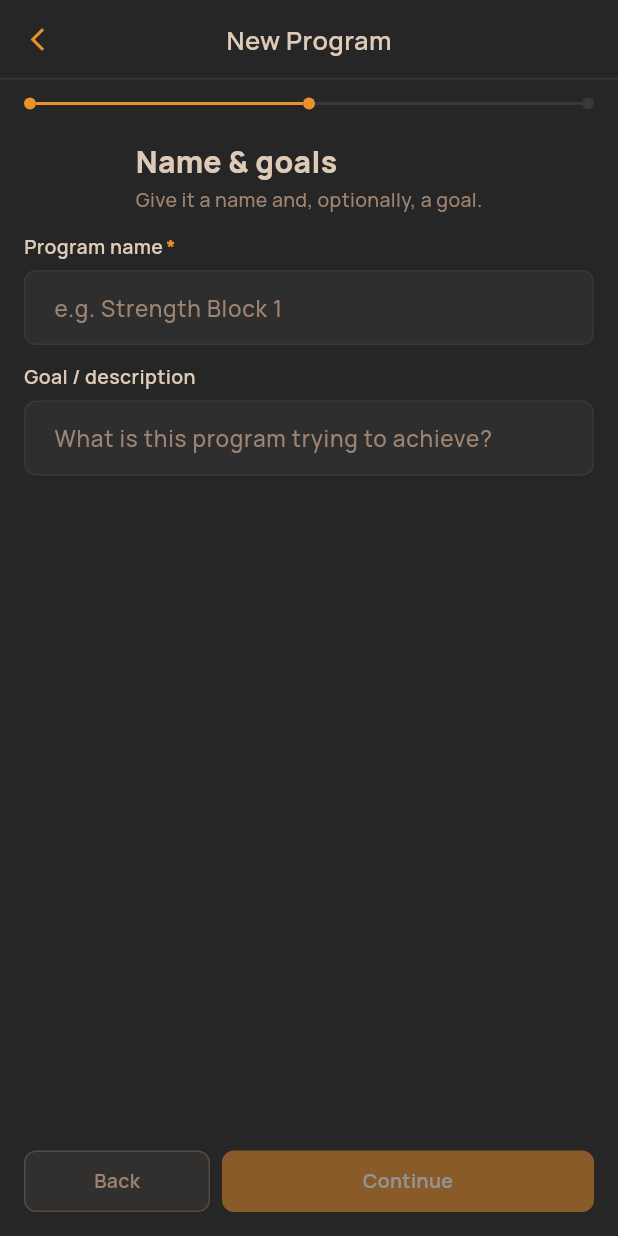
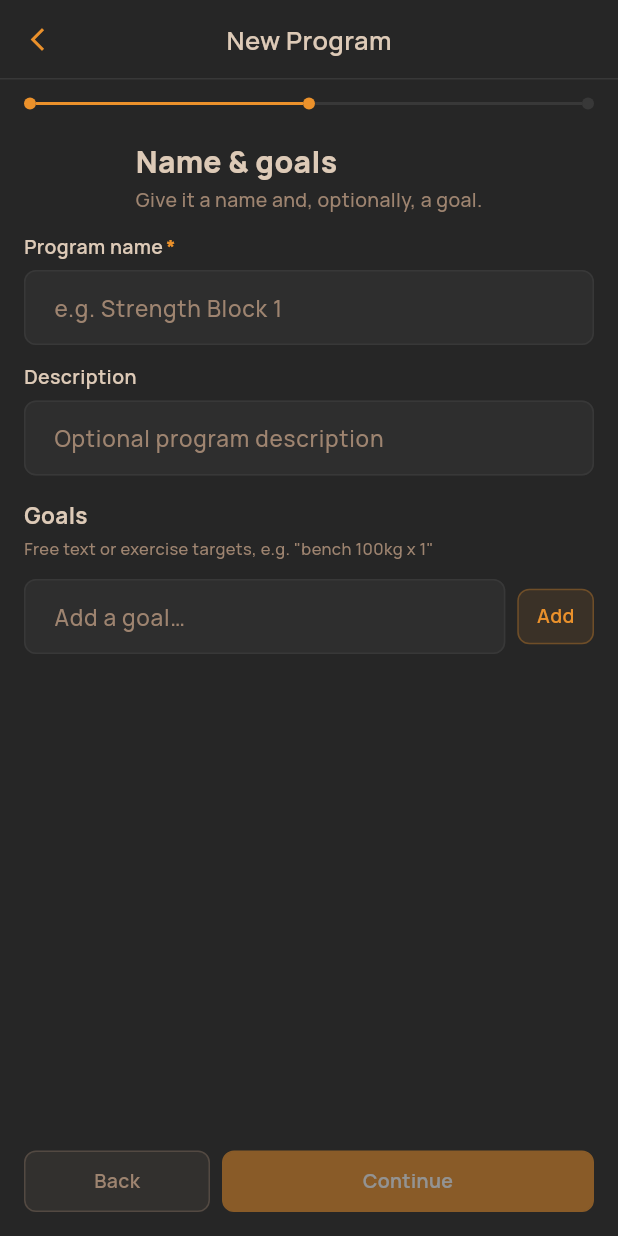
Before and after one commit to AristonTheAnalyst/LambdaBeta, a Flutter app: the ProgramWizardScreen screen opened directly, after a tap on "Sessions-based", after a tap on "Continue", on a phone screen of 412 x 824 dp. Run offline on Flutter 3.47's test engine with Material 3 defaults, Android fonts, the phone set to English and light mode, and no system bars; our stand-ins replace app_links, fl_chart, font_awesome_flutter, go_router, google_fonts, google_sign_in and 4 more; missing offline and left inert: powersync; accounts and stored records are empty; statements that could not run were skipped.

Commit message:
Program wizard goals, standalone workout session seeding
Add a goals list to the program wizard (free-text persisted to
dim_program_goal), and let the session start page pick standalone workouts
alongside program workouts, seeding their planned sets.

Co-Authored-By: Claude Sonnet 5 <noreply@anthropic.com>

```diff
--- a/lambda/lib/features/programs/view/program_wizard_screen.dart
+++ b/lambda/lib/features/programs/view/program_wizard_screen.dart
@@ -33,6 +33,8 @@ class _ProgramWizardScreenState extends State<ProgramWizardScreen> {
   ProgramDetailViewModel? _detailVm;
   final _nameCtrl = TextEditingController();
   final _descriptionCtrl = TextEditingController();
+  final _goalCtrl = TextEditingController();
+  final List<String> _goals = [];
 
   bool get _isCalendar => _progression == 'calendar';
 
@@ -40,6 +42,7 @@ class _ProgramWizardScreenState extends State<ProgramWizardScreen> {
   void dispose() {
     _nameCtrl.dispose();
     _descriptionCtrl.dispose();
+    _goalCtrl.dispose();
     _detailVm?.dispose();
     super.dispose();
   }
@@ -90,6 +93,11 @@ class _ProgramWizardScreenState extends State<ProgramWizardScreen> {
       _vm.setNameDraft(_nameCtrl.text);
       _vm.setDescriptionDraft(_descriptionCtrl.text);
       await _vm.saveProgramDetails();
+      // Persist goals (free-text; structured exercise targets use the
+      // "exercise 100kg x 1" form and are stored as text for now).
+      for (final g in _goals) {
+        await _vm.addProgramGoalText(g);
+      }
       if (!mounted) return;
       setState(() => _step = 2);
       return;
@@ -317,9 +325,69 @@ class _ProgramWizardScreenState extends State<ProgramWizardScreen> {
         const SizedBox(height: AppSpacing.md),
         LambdaInput(
           controller: _descriptionCtrl,
-          label: 'Goal / description',
-          placeholder: 'What is this program trying to achieve?',
+          label: 'Description',
+          placeholder: 'Optional program description',
           onChanged: (_) => setState(() {}),
+        ),
+        const SizedBox(height: AppSpacing.lg),
+        Text('Goals',
+            style: AppFonts.ui(
+                fontSize: AppTextStyles.md,
+                fontWeight: FontWeight.w700,
+                color: AppColors.primary)),
+        const SizedBox(height: AppSpacing.xs),
+        Text('Free text or exercise targets, e.g. "bench 100kg x 1"',
+            style: AppFonts.ui(fontSize: AppTextStyles.xs, color: AppColors.muted)),
+        const SizedBox(height: AppSpacing.sm),
+        for (final g in _goals) ...[
+          Container(
+            padding: const EdgeInsets.symmetric(
+                horizontal: AppSpacing.md, vertical: AppSpacing.sm),
+            decoration: BoxDecoration(
+              color: AppColors.surfaceHigh,
+              borderRadius: BorderRadius.circular(AppRadius.md),
+              border: Border.all(color: AppColors.border),
+            ),
+            child: Row(
+              children: [
+                Expanded(
+                  child: Text(g,
+                      style: AppFonts.ui(
+                          fontSize: AppTextStyles.sm, color: AppColors.primary)),
+                ),
+                GestureDetector(
+                  onTap: () => setState(() => _goals.remove(g)),
+                  child: Icon(Icons.close, size: 16, color: AppColors.muted),
+                ),
+              ],
+            ),
+          ),
+          const SizedBox(height: AppSpacing.xs),
+        ],
+        const SizedBox(height: AppSpacing.xs),
+        Row(
+          children: [
+            Expanded(
+              child: LambdaInput(
+                controller: _goalCtrl,
+                placeholder: 'Add a goal…',
+                onChanged: (_) => setState(() {}),
+              ),
+            ),
+            const SizedBox(width: AppSpacing.sm),
+            GlassButton(
+              label: 'Add',
+              compact: true,
+              onPressed: () {
+                final text = _goalCtrl.text.trim();
+                if (text.isEmpty) return;
+                setState(() {
+                  _goals.add(text);
+                  _goalCtrl.clear();
+                });
+              },
+            ),
+          ],
         ),
       ],
     );
--- a/lambda/lib/features/programs/viewmodel/program_detail_viewmodel.dart
+++ b/lambda/lib/features/programs/viewmodel/program_detail_viewmodel.dart
@@ -1,11 +1,13 @@
 import 'package:flutter/foundation.dart';
 import 'package:supabase_flutter/supabase_flutter.dart';
+import 'package:uuid/uuid.dart';
 import '../../../data/models/custom_variation.dart';
 import '../../../data/models/exercise_detail.dart';
 import '../../../data/models/lesson.dart';
 import '../../../data/models/planned_set.dart';
 import '../../../data/models/planned_workout.dart';
 import '../../../data/models/program.dart';
+import '../../../data/models/program_goal.dart';
 import '../../../data/models/program_progress.dart';
 import '../../../data/models/program_run.dart';
 import '../../../data/models/workout_plan_set.dart';
@@ -247,6 +249,23 @@ class ProgramDetailViewModel {
     } catch (e) {
       state.value = state.value.copyWith(error: e.toString());
       return null;
+    }
+  }
+
+  /// Adds a free-text program goal.
+  Future<void> addProgramGoalText(String text) async {
+    final programId = state.value.program?.programId;
+    if (programId == null || text.trim().isEmpty) return;
+    final goal = ProgramGoal(
+      goalId: Uuid().v4(),
+      programId: programId,
+      userId: _userId,
+      text: text.trim(),
+    );
+    try {
+      await _repo.createProgramGoal(_userId, programId, goal);
+    } catch (e) {
+      state.value = state.value.copyWith(error: e.toString());
     }
   }
 
--- a/lambda/lib/features/session/viewmodel/session_viewmodel.dart
+++ b/lambda/lib/features/session/viewmodel/session_viewmodel.dart
@@ -11,6 +11,8 @@ import '../../../data/models/planned_set.dart';
 import '../../../data/models/planned_workout.dart';
 import '../../../data/models/program_progress.dart';
 import '../../../data/models/workout.dart';
+import '../../../data/models/workout_plan.dart';
+import '../../../data/models/workout_plan_set.dart';
 import '../../../data/models/exercise_usage.dart';
 import '../../../data/models/workout_set.dart';
 import '../../../core/powersync/database.dart' as ps;
@@ -20,6 +22,7 @@ import '../../../data/repositories/pr_repository.dart';
 import '../../../data/repositories/program_repository.dart';
 import '../../../data/repositories/program_run_repository.dart';
 import '../../../data/repositories/rest_period_repository.dart';
+import '../../../data/repositories/workout_plan_repository.dart';
 import '../../../data/repositories/workout_repository.dart';
 import '../../../shared/widgets/slide_pages.dart';
 import '../model/pr_engine.dart' hide bestEverForExercise;
@@ -37,18 +40,21 @@ class SessionViewModel extends ChangeNotifier {
     LessonRepository? lessonRepo,
     RestPeriodRepository? restPeriodRepo,
     PrRepository? prRepo,
+    WorkoutPlanRepository? workoutPlanRepo,
   })  : _workoutRepo = workoutRepo ?? WorkoutRepository(),
         _exerciseRepo = exerciseRepo ?? ExerciseRepository(),
         _programRepo = programRepo ?? ProgramRepository(),
         _programRunRepo = programRunRepo ?? ProgramRunRepository(),
         _lessonRepo = lessonRepo ?? LessonRepository(),
         _restPeriodRepo = restPeriodRepo ?? RestPeriodRepository(),
+        _workoutPlanRepo = workoutPlanRepo ?? WorkoutPlanRepository(),
         _prRepo = prRepo ?? PrRepository() {
     slidePagesController = SlidePagesController();
     _init();
   }
 
   final WorkoutRepository _workoutRepo;
+  final WorkoutPlanRepository _workoutPlanRepo;
   final ExerciseRepository _exerciseRepo;
   final ProgramRepository _programRepo;
   final ProgramRunRepository _programRunRepo;
@@ -256,6 +262,13 @@ class SessionViewModel extends ChangeNotifier {
   /// The planned workout the user selected (or the auto-next by default).
   PlannedWorkout? selectedPlannedWorkout;
 
+  /// Standalone workouts (no program) the user can log.
+  List<WorkoutPlan> standaloneWorkouts = [];
+
+  /// The standalone workout selected to log (mutually exclusive with
+  /// [selectedPlannedWorkout]).
+  WorkoutPlan? selectedStandaloneWorkout;
+
   Future<void> _loadPlannedWorkout() async {
     try {
       programProgress = await _programRunRepo.getProgress(_userId);
@@ -266,13 +279,21 @@ class SessionViewModel extends ChangeNotifier {
         selectedPlannedWorkout =
             programProgress?.nextPlannedWorkout ?? availableWorkouts.firstOrNull;
       }
+      standaloneWorkouts = await _workoutPlanRepo.fetchWorkouts(_userId);
       await _loadSelectedWorkoutSets();
     } catch (_) {}
     notifyListeners();
   }
 
-  /// Loads the planned sets for the currently selected workout.
+  /// Loads the planned sets for the currently selected workout (program or
+  /// standalone).
   Future<void> _loadSelectedWorkoutSets() async {
+    if (selectedStandaloneWorkout != null) {
+      final sets = await _workoutPlanRepo.fetchSets(selectedStandaloneWorkout!.workoutId);
+      plannedSetsByExercise = _plannedMapFromWorkoutSets(sets);
+      plannedExerciseOrder = _plannedOrderFromWorkoutSets(sets);
+      return;
+    }
     final pw = selectedPlannedWorkout;
     if (pw == null) {
       plannedSetsByExercise = {};
@@ -281,22 +302,71 @@ class SessionViewModel extends ChangeNotifier {
     }
     try {
       final plannedSets = await _programRepo.fetchPlannedSets(pw.plannedWorkoutId);
-      final sorted = [...plannedSets]
-        ..sort((a, b) => a.exerciseSequenceOrder.compareTo(b.exerciseSequenceOrder));
-      final byExercise = <String, List<PlannedSet>>{};
-      final order = <String>[];
-      for (final p in sorted) {
-        if (!byExercise.containsKey(p.exerciseId)) order.add(p.exerciseId);
-        byExercise.putIfAbsent(p.exerciseId, () => []).add(p);
-      }
-      plannedSetsByExercise = byExercise;
-      plannedExerciseOrder = order;
+      plannedSetsByExercise = _plannedMapFromSets(plannedSets);
+      plannedExerciseOrder = _plannedOrderFromSets(plannedSets);
     } catch (_) {}
+  }
+
+  Map<String, List<PlannedSet>> _plannedMapFromSets(List<PlannedSet> sets) {
+    final sorted = [...sets]
+      ..sort((a, b) => a.exerciseSequenceOrder.compareTo(b.exerciseSequenceOrder));
+    final byExercise = <String, List<PlannedSet>>{};
+    for (final p in sorted) {
+      byExercise.putIfAbsent(p.exerciseId, () => []).add(p);
+    }
+    return byExercise;
+  }
+
+  List<String> _plannedOrderFromSets(List<PlannedSet> sets) {
+    final sorted = [...sets]
+      ..sort((a, b) => a.exerciseSequenceOrder.compareTo(b.exerciseSequenceOrder));
+    final order = <String>[];
+    for (final p in sorted) {
+      if (!order.contains(p.exerciseId)) order.add(p.exerciseId);
+    }
+    return order;
+  }
+
+  Map<String, List<PlannedSet>> _plannedMapFromWorkoutSets(List<WorkoutPlanSet> sets) =>
+      _plannedMapFromSets(_setsFromWorkoutSets(sets));
+
+  List<String> _plannedOrderFromWorkoutSets(List<WorkoutPlanSet> sets) =>
+      _plannedOrderFromSets(_setsFromWorkoutSets(sets));
+
+  List<PlannedSet> _setsFromWorkoutSets(List<WorkoutPlanSet> sets) => [
+        for (final s in sets)
+          PlannedSet(
+            plannedSetId: s.setId,
+            plannedWorkoutId: s.workoutId,
+            userId: s.userId,
+            exerciseId: s.exerciseId,
+            variationId: s.variationId,
+            exerciseSequenceOrder: s.exerciseSequenceOrder,
+            setNumber: s.setNumber,
+            targetWeight: s.targetWeight?.toDouble(),
+            targetReps: s.targetReps,
+            targetDuration: s.targetDuration,
+            targetNotes: s.targetNotes,
+            exerciseName: s.exerciseName,
+            variationName: s.variationName,
+            isActive: true,
+          ),
+      ];
+
+  /// Picks a standalone workout to log.
+  Future<void> selectStandaloneWorkout(WorkoutPlan w) async {
+    selectedStandaloneWorkout = w;
+    selectedPlannedWorkout = null;
+    final sets = await _workoutPlanRepo.fetchSets(w.workoutId);
+    plannedSetsByExercise = _plannedMapFromWorkoutSets(sets);
+    plannedExerciseOrder = _plannedOrderFromWorkoutSets(sets);
+    notifyListeners();
   }
 
   /// Picks a different planned workout to log and loads its planned sets.
   Future<void> selectPlannedWorkout(PlannedWorkout w) async {
     selectedPlannedWorkout = w;
+    selectedStandaloneWorkout = null;
     await _loadSelectedWorkoutSets();
     notifyListeners();
   }
@@ -992,9 +1062,15 @@ class SessionViewModel extends ChangeNotifier {
       final id = await _workoutRepo.createWorkout(
         _userId,
         preNotes: startNotes.trim().isEmpty ? null : startNotes.trim(),
-        programId: programProgress?.program.programId,
-        programRunId: programProgress?.run.programRunId,
-        plannedWorkoutId: selectedPlannedWorkout?.plannedWorkoutId,
+        programId: selectedStandaloneWorkout != null
+            ? null
+            : programProgress?.program.programId,
+        programRunId: selectedStandaloneWorkout != null
+            ? null
+            : programProgress?.run.programRunId,
+        plannedWorkoutId: selectedStandaloneWorkout != null
+            ? null
+            : selectedPlannedWorkout?.plannedWorkoutId,
         preFeeling: sessionFeeling,
       );
       currentWorkoutId = id;
```
Also changed, not shown: lambda/lib/data/repositories/program_repository.dart (+24 -0 lines), lambda/lib/features/session/view/session_screen.dart (+46 -0 lines).
